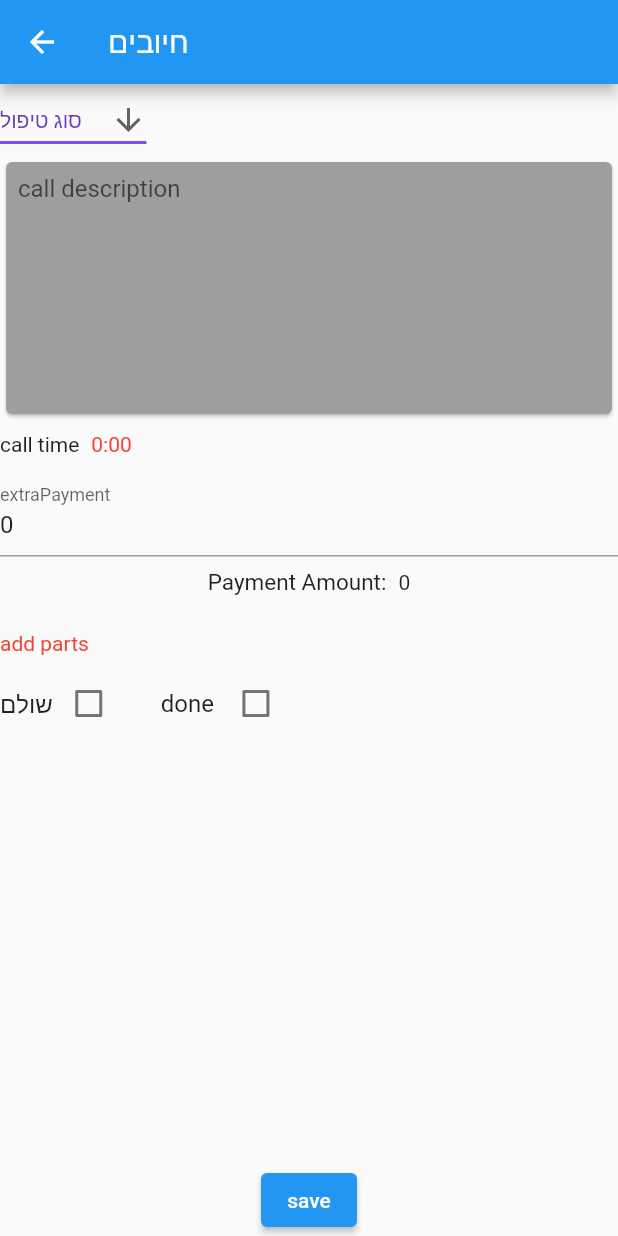
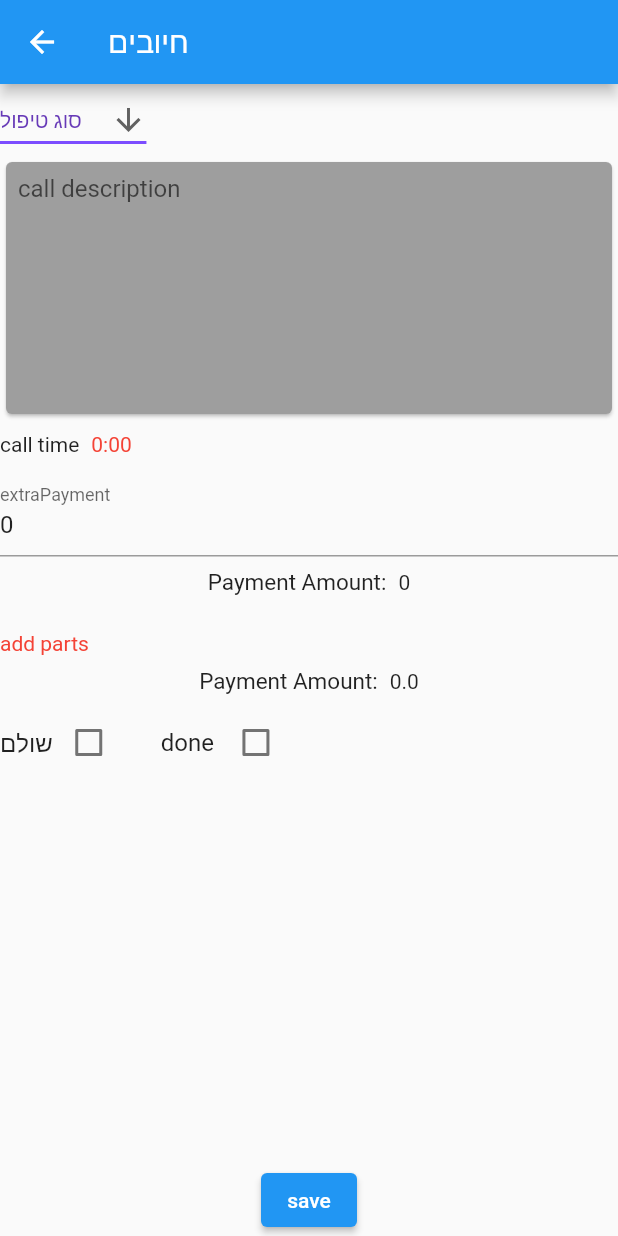
Before and after one commit to yosih48/clients-flutter, a Flutter app: the actions screen opened by its route, on a phone screen of 412 x 824 dp. Run offline on Flutter 3.47's test engine with Material 2 defaults, Android fonts, the phone set to English and light mode, and no system bars; our stand-ins replace cloud_firestore, firebase_auth, firebase_core, flutter_slidable, fluttertoast, pin_code_fields and 4 more; accounts and stored records are empty; generated files the repository leaves out were written again; network calls fail.

Commit message:
pay to moses

```diff
--- a/lib/screens/actions.dart
+++ b/lib/screens/actions.dart
@@ -138,6 +138,7 @@ class _callState extends State<call> {
   String extraPayment = '0';
   List<Object> products = [];
   List<ProductData> productList = [];
+  double pay = 0;
   void initState() {
     super.initState();
     print('extraPayment1: ${extraPayment}');
@@ -154,6 +155,12 @@ class _callState extends State<call> {
           discountedPrice: product['discountedPrice'],
         );
       }).toList();
+    }
+          for (var product in productList) {
+      // print('Product Name: ${product.name}');
+      // print('productList Price: ${product.discountedPrice}');
+      // print('Discounted Price: ${product.discountedPrice}');
+      pay += product.price!;
     }
     if (widget.data.containsKey('done') && widget.data['done'] == null) {
       // if (widget.data.isNotEmpty) {
@@ -461,11 +468,10 @@ class _callState extends State<call> {
                   SizedBox(width: 8), // Add spacing between text and box
                   // PaymentBox(parameter1: 50.0, parameter2: 30.0),
                   // '$widget.data['payment']'
-                  Text( widget.data.isEmpty? '0' : '${widget.data['payment']}')
+                  Text(widget.data.isEmpty ? '0' : '${widget.data['payment']}')
                 ],
               ),
               SizedBox(height: 16),
-
 
               if (productList.isNotEmpty)
                 Row(
@@ -483,7 +489,9 @@ class _callState extends State<call> {
                       height: 8.0,
                     ),
                     if (productList.isNotEmpty)
-                  SizedBox(width: 6.0,),
+                      SizedBox(
+                        width: 6.0,
+                      ),
                     Expanded(
                       flex: 5,
                       child: Text(
@@ -496,15 +504,13 @@ class _callState extends State<call> {
                       flex: 4,
                       child: Text(
                         AppLocalizations.of(context)!.finalPrice,
-                      style:
-                          TextStyle(fontSize: 16, fontWeight: FontWeight.bold),
+                        style: TextStyle(
+                            fontSize: 16, fontWeight: FontWeight.bold),
                       ),
                     ),
                     Expanded(
                       flex: 2,
-                    child: Text(
-        ''
-                    ),
+                      child: Text(''),
                     ),
                   ],
                 ),
@@ -528,7 +534,6 @@ class _callState extends State<call> {
                       Expanded(
                         flex: 5,
                         child: Text(
-
                           '$productPrice ₪',
                           style: TextStyle(fontSize: 16),
                         ),
@@ -555,8 +560,6 @@ class _callState extends State<call> {
                           },
                         ),
                       ),
-
-
                     ],
                   );
                 }).toList(),
@@ -576,7 +579,20 @@ class _callState extends State<call> {
               ),
               SizedBox(height: 8),
               Row(
-
+                mainAxisAlignment: MainAxisAlignment.center,
+                children: [
+                  Text(
+                    '${AppLocalizations.of(context)!.paymentAmount}:',
+                    style: TextStyle(fontSize: 15),
+                  ),
+                  SizedBox(width: 8), // Add spacing between text and box
+                  // PaymentBox(parameter1: 50.0, parameter2: 30.0),
+                  // '$widget.data['payment']'
+                  Text(pay.toString())
+                ],
+              ),
+              SizedBox(height: 8),
+              Row(
                 children: [
                   Text(
                     AppStrings.paid,
@@ -654,7 +670,8 @@ class _callState extends State<call> {
               int? secondNumber = 0;
               if (_timeC.text.isNotEmpty) {
                 firstNumber = int.tryParse(_timeC.text.substring(0, 1));
-                secondNumber = int.tryParse(_timeC.text.split(":")[1].substring(0, 1));
+                secondNumber =
+                    int.tryParse(_timeC.text.split(":")[1].substring(0, 1));
               }
               print('sumHourValue: ${sumHourValue}');
               print('secondNumber: ${secondNumber}');
@@ -676,7 +693,7 @@ class _callState extends State<call> {
               //   oldProduct += product['discountedPrice'];
               // }
               // double sumProduct = oldProduct + newProduct;
-              double sumProduct =  newProduct;
+              double sumProduct = newProduct;
               // print('sumProductt: ${sumProduct}');
               // print('newProduct: ${newProduct}');
               // print('oldProduct: ${oldProduct}');
```
Lines whose indentation alone changed are shown as unchanged.
